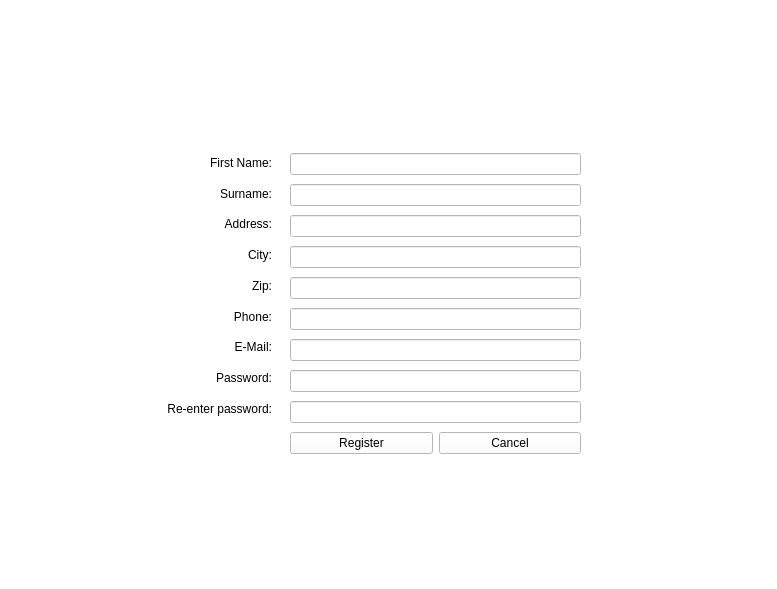
Qt form ProjectSAS/application.ui (SimenSch/ProjectSAS) before a commit.
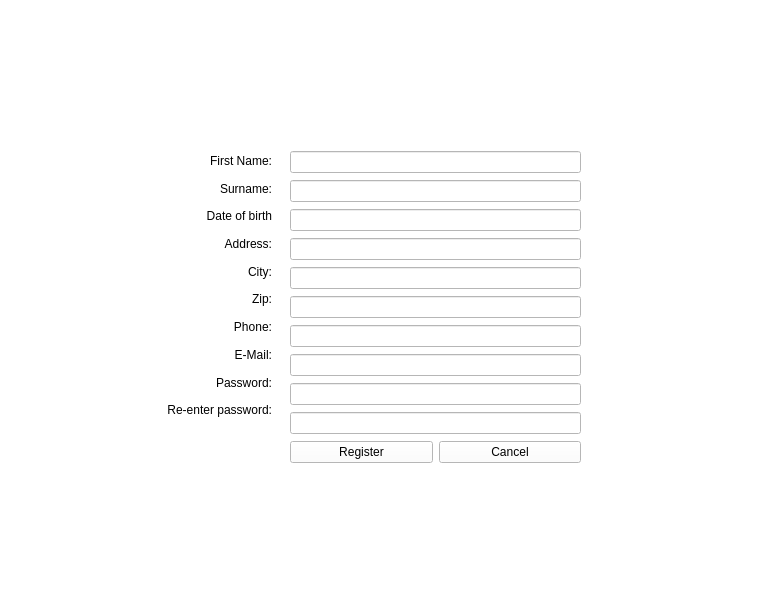
The same form after that commit. The open tabs and pages were chosen to show the change. Icons and pictures are not drawn.

The edit to the form file:
```diff
--- a/ProjectSAS/application.ui
+++ b/ProjectSAS/application.ui
@@ -438,7 +438,7 @@
        <x>290</x>
        <y>150</y>
        <width>291</width>
-       <height>313</height>
+       <height>322</height>
       </rect>
      </property>
      <layout class="QVBoxLayout" name="verticalLayout">
@@ -449,7 +449,10 @@
        <widget class="QLineEdit" name="surNameInput"/>
       </item>
       <item>
-       <widget class="QLineEdit" name="address"/>
+       <widget class="QLineEdit" name="dateOfBirthInput"/>
+      </item>
+      <item>
+       <widget class="QLineEdit" name="addressInput"/>
       </item>
       <item>
        <widget class="QLineEdit" name="cityInput"/>
@@ -519,6 +522,16 @@
         </property>
        </widget>
       </item>
+      <item>
+       <widget class="QLabel" name="label_28">
+        <property name="text">
+         <string>Date of birth</string>
+        </property>
+        <property name="alignment">
+         <set>Qt::AlignRight|Qt::AlignTrailing|Qt::AlignVCenter</set>
+        </property>
+       </widget>
+      </item>
       <item>
        <widget class="QLabel" name="label_6">
         <property name="text">
```
Left out of the diff: 4 changed lines with no effect on the pictures.
